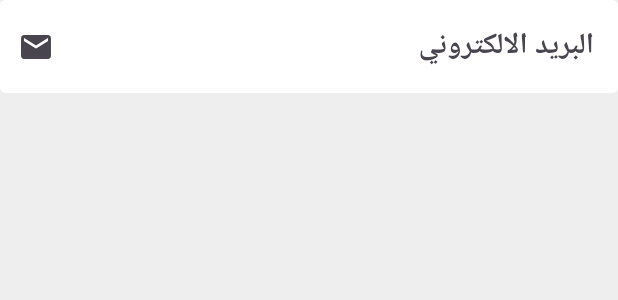
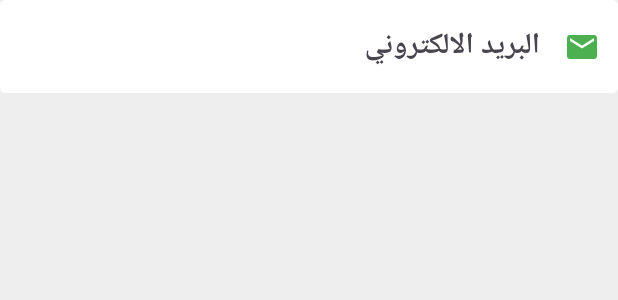
Before and after one commit to Big-cart/BIG-CART, a Flutter app: the AppTextFormField widget shown alone on an empty page, opened directly, on a phone screen of 412 x 824 dp. Shown: the top 300 px of the screen. Run offline on Flutter 3.47's test engine with Material 3 defaults, Android fonts, the phone set to English and light mode, and no system bars; our stand-ins replace flutter_screenutil, get, get_storage; accounts and stored records are empty; network calls fail.

Commit message:
add theme and fix textDirection

```diff
--- a/lib/View/Widgets/app_text_form_field.dart
+++ b/lib/View/Widgets/app_text_form_field.dart
@@ -6,8 +6,8 @@ class AppTextFormField extends StatelessWidget {
   final String hintText;
   final IconData icon;
   final Icon? suffixIcon;
-  bool obscureText;
-  AppTextFormField({
+  final bool obscureText;
+  const AppTextFormField({
     super.key,
     required this.hintText,
     required this.icon,
@@ -22,7 +22,7 @@ class AppTextFormField extends StatelessWidget {
         filled: true,
         fillColor: Colors.white,
         hintText: hintText,
-        labelStyle: TextStyle(),
+        labelStyle: const TextStyle(),
         hintTextDirection: TextDirection.rtl,
         prefixIcon: Icon(icon),
         suffixIcon: suffixIcon,
--- a/lib/core/Theme/theme.dart
+++ b/lib/core/Theme/theme.dart
@@ -1,11 +1,12 @@
 import 'package:flutter/material.dart';
 import 'package:flutter/services.dart';
+import 'package:flutter/widgets.dart';
 import 'package:flutter_screenutil/flutter_screenutil.dart';
 
 class AppThemes {
   static ThemeData appLightTheme = ThemeData.light().copyWith(
     inputDecorationTheme: InputDecorationTheme(
-      fillColor: Colors.grey[100],
+      fillColor: Colors.white,
       outlineBorder:
           const BorderSide(style: BorderStyle.solid, color: Colors.black),
       border: OutlineInputBorder(
@@ -14,15 +15,16 @@ class AppThemes {
         ),
       ),
     ),
+    primaryIconTheme: IconThemeData(color: Colors.green),
+    iconButtonTheme: IconButtonThemeData(
+        style:
+            ButtonStyle(foregroundColor: WidgetStatePropertyAll(Colors.green))),
     bottomSheetTheme:
         const BottomSheetThemeData(backgroundColor: Colors.transparent),
     cardColor: Colors.white,
-    primaryTextTheme: TextTheme(),
     textTheme: TextTheme(
-
       // titleMedium: const TextStyle(color: Colors.black),
       bodyMedium: TextStyle(
-
         color: Colors.black,
         fontSize: 18.sp,
         fontWeight: FontWeight.w500,
@@ -47,13 +49,13 @@ class AppThemes {
     scaffoldBackgroundColor: Colors.grey[200],
     primaryColor: Colors.white,
     appBarTheme: const AppBarTheme(
-      backgroundColor: Colors.black,
+      backgroundColor: Colors.transparent,
       iconTheme: IconThemeData(
-        color: Colors.white,
+        color: Colors.green,
       ),
-      systemOverlayStyle: SystemUiOverlayStyle.light,
+      systemOverlayStyle: SystemUiOverlayStyle.dark,
       actionsIconTheme: IconThemeData(
-        color: Colors.white,
+        color: Colors.green,
       ),
     ),
   );
```
Also changed, not shown: lib/View/Screens/home.dart (+26 -47 lines), lib/View/Screens/login.dart (+6 -6 lines), lib/View/Screens/reset_password.dart (+21 -18 lines), lib/View/Screens/signup.dart (+17 -18 lines), lib/main.dart (+16 -8 lines).
